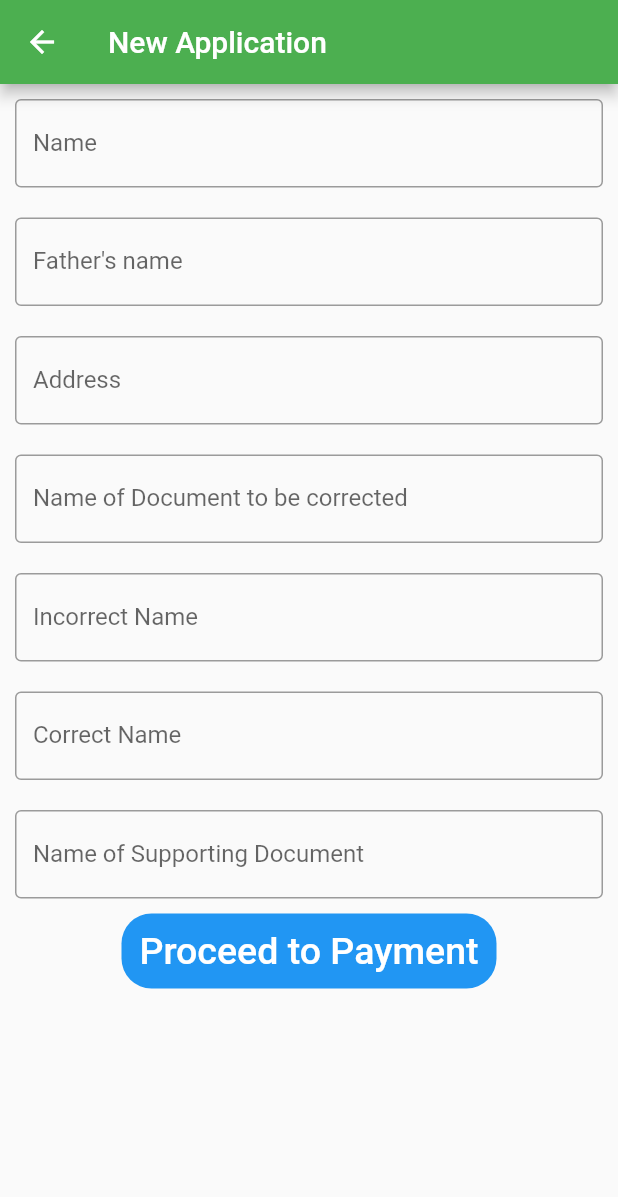
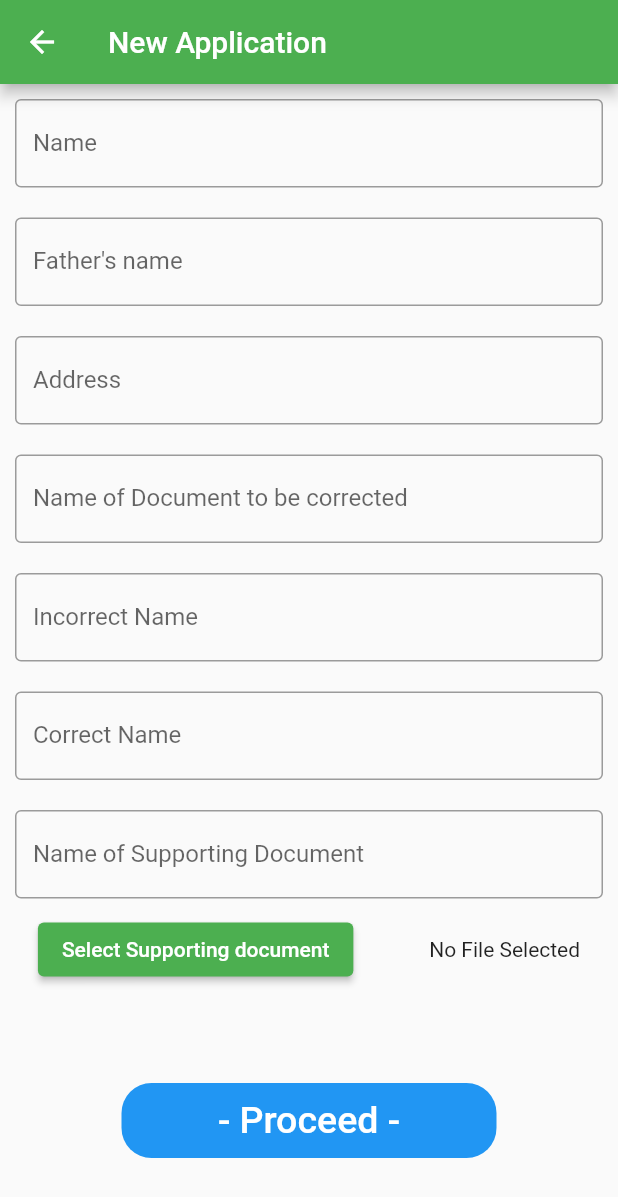
Before and after one commit to allenjiji/2021_IBM_Code_Challenge_Online_Name_Changing, a Flutter app: the NewApplicationPage screen opened by its route, on a phone screen of 412 x 824 dp. Shown: the top 1197 px of the screen. Run offline on Flutter 3.47's test engine with Material 2 defaults, Android fonts, the phone set to English and light mode, and no system bars; our stand-ins replace file_picker, firebase_auth, firebase_core, firebase_storage; accounts and stored records are empty.

Commit message:
image upload option added

```diff
--- a/lib/Pages/HomePage.dart
+++ b/lib/Pages/HomePage.dart
@@ -53,4 +53,4 @@ class HomePage extends StatelessWidget {
       ),
     );
   }
-}
+  }
--- a/lib/Pages/NewApplicationFormPage.dart
+++ b/lib/Pages/NewApplicationFormPage.dart
@@ -1,3 +1,8 @@
+import 'dart:io';
+
+import 'package:file_picker/file_picker.dart';
+import 'package:firebase_auth/firebase_auth.dart';
+import 'package:firebase_storage/firebase_storage.dart';
 import 'package:flutter/material.dart';
 
 class NewApplicationPage extends StatefulWidget {
@@ -88,18 +93,35 @@ class _NewApplicationPageState extends State<NewApplicationPage> {
                   hintText: 'Enter name of Document'),
             ),
           ),
+          Row(
+            mainAxisAlignment: MainAxisAlignment.spaceAround,
+            children: [
+              ElevatedButton(
+                  onPressed: selectFile,
+                  child: Text("Select Supporting document")),
+              pickedFile == null
+                  ? Text("No File Selected")
+                  : Text(pickedFile!.name)
+            ],
+          ),
+          // ElevatedButton(
+          //     onPressed: pickedFile != null ? uploadFile : null,
+          //     child: Text("Upload")),
+          buildProgress(),
           Container(
+            margin: EdgeInsets.only(top: 15),
             height: 50,
             width: 250,
             decoration: BoxDecoration(
                 color: Colors.blue, borderRadius: BorderRadius.circular(20)),
             child: TextButton(
               onPressed: () async {
-                print("Hello");
-                // Navigator.of(context).pushNamed(HomePage.routeName);
+                if (pickedFile != null) {
+                  uploadFile();
+                }
               },
               child: const Text(
-                'Proceed to Payment',
+                '- Proceed -',
                 style: TextStyle(color: Colors.white, fontSize: 25),
               ),
             ),
@@ -108,4 +130,62 @@ class _NewApplicationPageState extends State<NewApplicationPage> {
       )),
     );
   }
+
+  PlatformFile? pickedFile;
+  UploadTask? uploadTask;
+  Future selectFile() async {
+    final result = await FilePicker.platform.pickFiles();
+    if (result == null) return;
+    setState(() {
+      pickedFile = result.files.first;
+    });
+  }
+
+  Future uploadFile() async {
+    final user = FirebaseAuth.instance.currentUser;
+    final path = 'files/${user!.email}/${pickedFile!.name}';
+    final file = File(pickedFile!.path!);
+    final ref = FirebaseStorage.instance.ref().child(path);
+    setState(() {
+      uploadTask = ref.putFile(file);
+    });
+
+    final snapshot = await uploadTask!.whenComplete(() {});
+    final urlDownload = await snapshot.ref.getDownloadURL();
+    print('Download from: $urlDownload');
+    setState(() {
+      uploadTask = null;
+    });
+  }
+
+  Widget buildProgress() {
+    return StreamBuilder<TaskSnapshot>(
+        stream: uploadTask?.snapshotEvents,
+        builder: (context, snapshot) {
+          if (snapshot.hasData) {
+            final data = snapshot.data!;
+            double progress = (data.bytesTransferred / data.totalBytes);
+            return SizedBox(
+              height: 50,
+              child: Stack(
+                fit: StackFit.expand,
+                children: [
+                  LinearProgressIndicator(
+                      value: progress, backgroundColor: Colors.amber),
+                  Center(
+                    child: Text(
+                      '${(100 * progress).roundToDouble()}% uploaded',
+                      style: TextStyle(color: Colors.white),
+                    ),
+                  )
+                ],
+              ),
+            );
+          } else {
+            return const SizedBox(
+              height: 50,
+            );
+          }
+        });
+  }
 }
--- a/pubspec.yaml
+++ b/pubspec.yaml
@@ -28,8 +28,10 @@ environment:
 # versions available, run `flutter pub outdated`.
 dependencies:
   cupertino_icons: ^1.0.2
+  file_picker: ^4.5.1
   firebase_auth: ^3.3.17
   firebase_core: ^1.16.0
+  firebase_storage: ^10.2.15
   flutter:
     sdk: flutter
   timeline_tile: ^2.0.0
```
Also changed, not shown: lib/Pages/PreviewPage.dart (added, +21 -0 lines), pubspec.lock.
